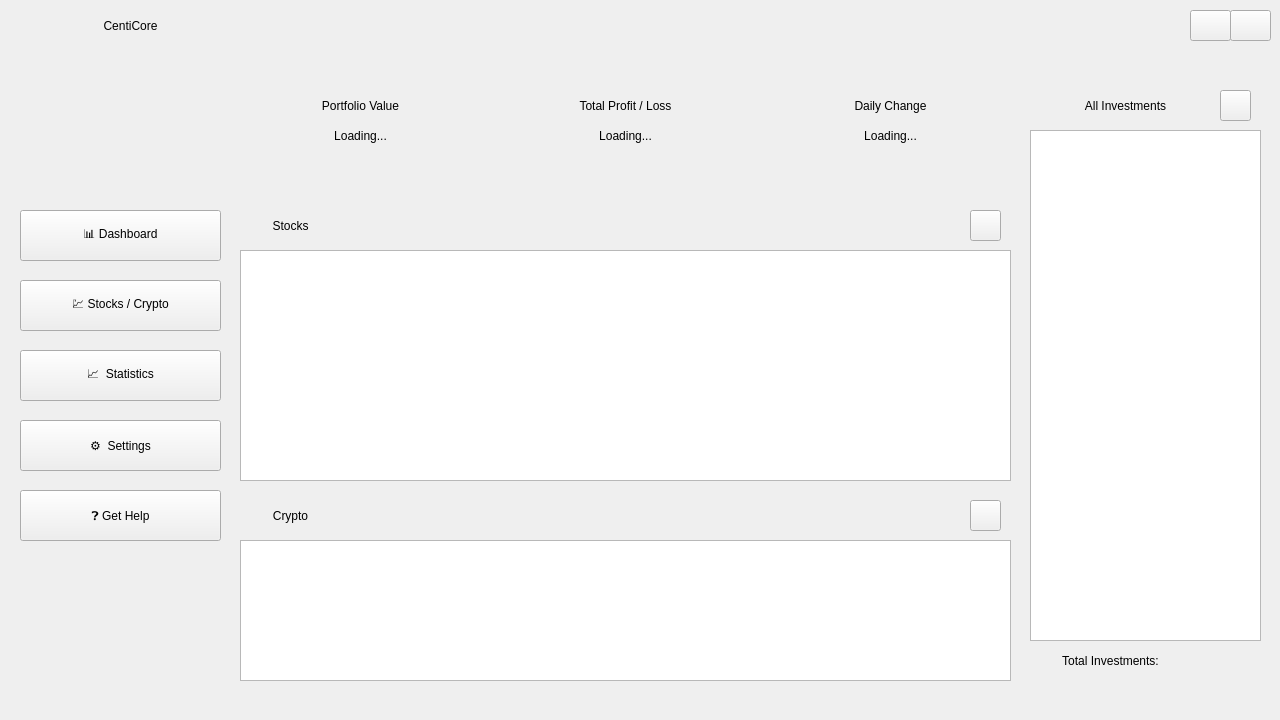
Qt form src/view/ui/asset_page.ui (OmerElmaliach/CentiCore) before a commit.
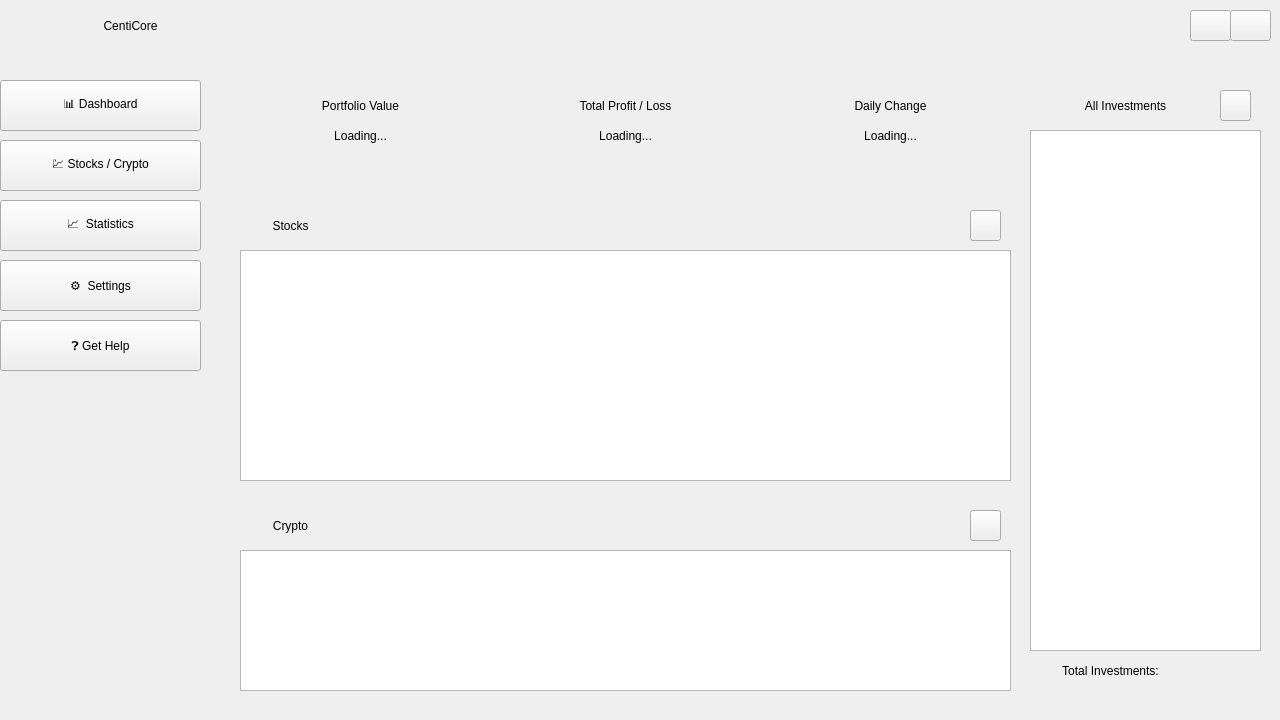
The same form after that commit. Icons and pictures are not drawn.

Commit message: Main and asset pages refactor

```diff
--- a/src/view/ui/asset_page.ui
+++ b/src/view/ui/asset_page.ui
@@ -360,7 +360,7 @@
       <x>1030</x>
       <y>80</y>
       <width>231</width>
-      <height>601</height>
+      <height>611</height>
      </rect>
     </property>
     <widget class="QLabel" name="investsLabel">
@@ -383,7 +383,7 @@
      <property name="geometry">
       <rect>
        <x>20</x>
-       <y>560</y>
+       <y>570</y>
        <width>121</width>
        <height>41</height>
       </rect>
@@ -399,7 +399,7 @@
      <property name="geometry">
       <rect>
        <x>150</x>
-       <y>560</y>
+       <y>570</y>
        <width>81</width>
        <height>41</height>
       </rect>
@@ -440,7 +440,7 @@
        <x>0</x>
        <y>50</y>
        <width>231</width>
-       <height>511</height>
+       <height>521</height>
       </rect>
      </property>
      <property name="editTriggers">
@@ -452,7 +452,7 @@
     <property name="geometry">
      <rect>
       <x>240</x>
-      <y>490</y>
+      <y>500</y>
       <width>771</width>
       <height>191</height>
      </rect>
@@ -531,10 +531,10 @@
    <widget class="QWidget" name="pageWidget" native="true">
     <property name="geometry">
      <rect>
-      <x>20</x>
-      <y>200</y>
+      <x>0</x>
+      <y>50</y>
       <width>201</width>
-      <height>351</height>
+      <height>671</height>
      </rect>
     </property>
     <property name="autoFillBackground">
@@ -544,7 +544,7 @@
      <property name="geometry">
       <rect>
        <x>0</x>
-       <y>10</y>
+       <y>30</y>
        <width>201</width>
        <height>51</height>
       </rect>
@@ -557,7 +557,7 @@
      <property name="geometry">
       <rect>
        <x>0</x>
-       <y>80</y>
+       <y>90</y>
        <width>201</width>
        <height>51</height>
       </rect>
@@ -583,7 +583,7 @@
      <property name="geometry">
       <rect>
        <x>0</x>
-       <y>220</y>
+       <y>210</y>
        <width>201</width>
        <height>51</height>
       </rect>
@@ -596,7 +596,7 @@
      <property name="geometry">
       <rect>
        <x>0</x>
-       <y>290</y>
+       <y>270</y>
        <width>201</width>
        <height>51</height>
       </rect>
```
Left out of the diff: 11 changed lines with no effect on the pictures. The commit also changes 7 other files.
